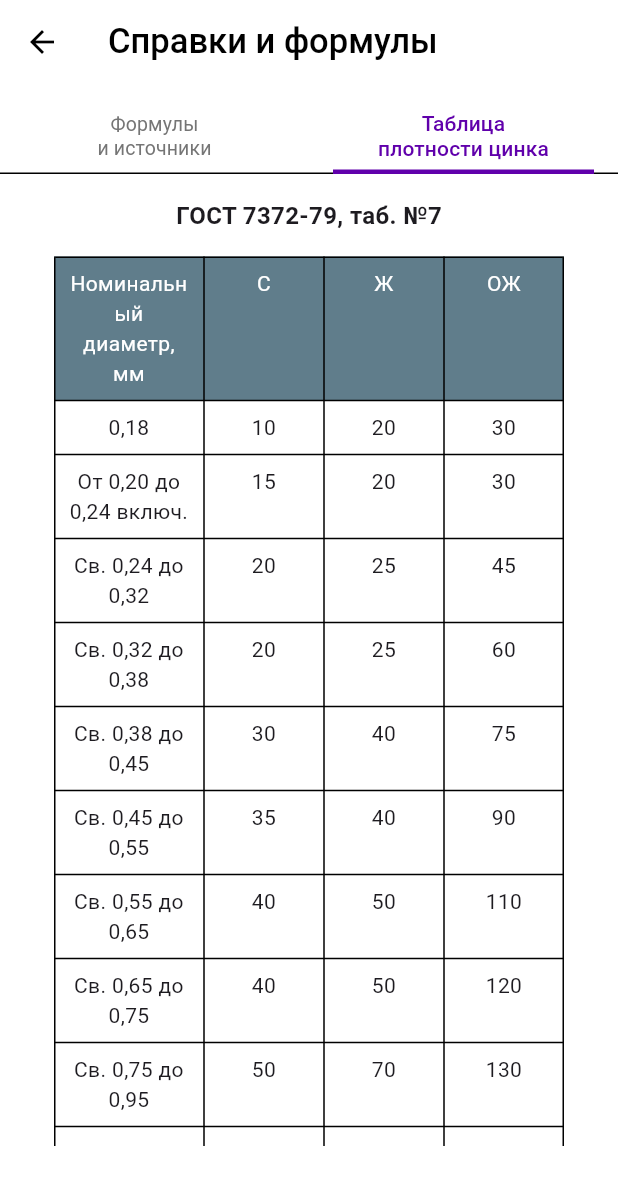
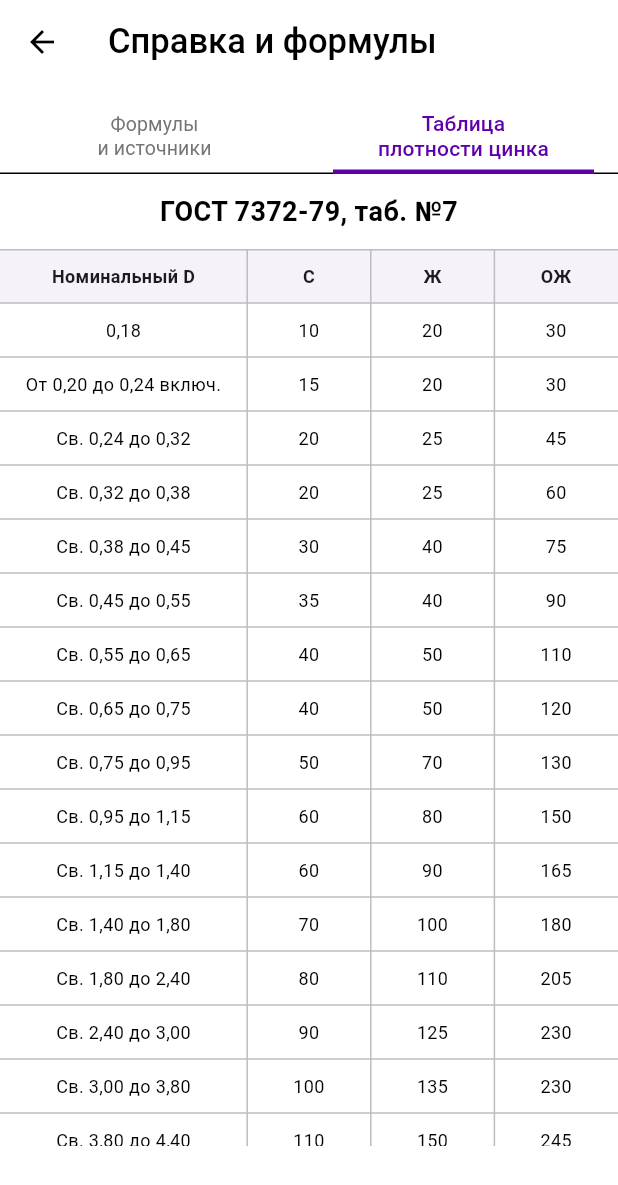
Before and after one commit to Abynarc/Dragging, a Flutter app: the ReferenceScreen screen opened directly, tab 2 chosen, on a phone screen of 412 x 824 dp. Shown: the top 1185 px of the screen. Run offline on Flutter 3.47's test engine with Material 3 defaults, Android fonts, the light colour scheme and no system bars.

Commit message:
Update main.dart
Редизайн "Таблица плотности цинка"

```diff
--- a/wire_drawing_calc/lib/main.dart
+++ b/wire_drawing_calc/lib/main.dart
@@ -258,7 +258,7 @@ class ReferenceScreen extends StatelessWidget {
       child: Scaffold(
         appBar: AppBar(
           title: Text(
-            'Справки и формулы',
+            'Справка и формулы',
             style: TextStyle(
               fontSize: 23,
               fontWeight: FontWeight.w500,
@@ -266,9 +266,7 @@ class ReferenceScreen extends StatelessWidget {
             ),
           ),
           bottom: PreferredSize(
-            preferredSize: const Size.fromHeight(
-              60,
-            ), // Увеличили высоту для двух строк
+            preferredSize: const Size.fromHeight(60),
             child: TabBar(
               indicator: UnderlineTabIndicator(
                 borderSide: BorderSide(
@@ -279,9 +277,9 @@ class ReferenceScreen extends StatelessWidget {
               labelColor: const Color(0xFF6000AB),
               unselectedLabelColor: Colors.grey[600],
               labelStyle: const TextStyle(
-                fontSize: 14, // Уменьшили для лучшей адаптивности
+                fontSize: 14,
                 fontWeight: FontWeight.w500,
-                height: 1.2, // Межстрочный интервал
+                height: 1.2,
               ),
               unselectedLabelStyle: TextStyle(
                 fontSize: 13,
@@ -500,109 +498,314 @@ class ZincDensityTableTab extends StatelessWidget {
   @override
   Widget build(BuildContext context) {
     final isDarkMode = Theme.of(context).brightness == Brightness.dark;
-
+    final textColor = isDarkMode ? Colors.white : Colors.black;
+
+    final double headerFontSize =
+        MediaQuery.of(context).size.width < 600 ? 18.0 : 20.0;
+    final double tableFontSize =
+        MediaQuery.of(context).size.width < 600 ? 12.0 : 14.0;
+    final double rowHeight =
+        MediaQuery.of(context).size.width < 600 ? 36.0 : 40.0;
+    final EdgeInsets headerPadding =
+        MediaQuery.of(context).size.width < 600
+            ? const EdgeInsets.fromLTRB(12, 12, 12, 12)
+            : const EdgeInsets.fromLTRB(16, 16, 16, 16);
+
+    final headerBgColor =
+        isDarkMode
+            ? const Color(0xFF6000AB).withOpacity(0.7)
+            : const Color(0xFFF2EDF6).withOpacity(0.7);
+
+    final rowBgColor =
+        isDarkMode
+            ? Colors.grey[900]!.withOpacity(0.0)
+            : Colors.white.withOpacity(0.0);
+
+    final borderColor = isDarkMode ? Colors.grey[700]! : Colors.grey[400]!;
+
+    return LayoutBuilder(
+      builder: (context, constraints) {
         return SingleChildScrollView(
-      padding: const EdgeInsets.all(16),
+          padding: EdgeInsets.zero,
+          child: ConstrainedBox(
+            constraints: BoxConstraints(minHeight: constraints.maxHeight),
             child: Column(
-        children: [
-          const Text(
+              mainAxisSize: MainAxisSize.min,
+              children: [
+                Padding(
+                  padding: headerPadding,
+                  child: Text(
                     'ГОСТ 7372-79, таб. №7',
-            style: TextStyle(fontSize: 16, fontWeight: FontWeight.bold),
-          ),
-          const SizedBox(height: 16),
+                    style: TextStyle(
+                      fontSize: headerFontSize,
+                      fontWeight: FontWeight.bold,
+                      color: textColor,
+                    ),
+                    textAlign: TextAlign.center,
+                  ),
+                ),
+
                 Table(
-            border: TableBorder.all(),
+                  border: TableBorder(
+                    top: BorderSide(color: borderColor, width: 1.0),
+                    bottom: BorderSide(color: borderColor, width: 1.0),
+                    horizontalInside: BorderSide(
+                      color: borderColor,
+                      width: 1.0,
+                    ),
+                    verticalInside: BorderSide(color: borderColor, width: 1.0),
+                  ),
                   columnWidths: const {
-              0: FixedColumnWidth(100),
-              1: FixedColumnWidth(80),
-              2: FixedColumnWidth(80),
-              3: FixedColumnWidth(80),
+                    0: FlexColumnWidth(2),
+                    1: FlexColumnWidth(1),
+                    2: FlexColumnWidth(1),
+                    3: FlexColumnWidth(1),
                   },
+                  defaultVerticalAlignment: TableCellVerticalAlignment.middle,
                   children: [
                     TableRow(
-                decoration: BoxDecoration(
-                  color: isDarkMode ? Colors.blueGrey[800] : Colors.blueGrey,
-                ),
-                children: [
-                  Padding(
-                    padding: const EdgeInsets.all(8),
+                      decoration: BoxDecoration(color: headerBgColor),
+                      children: [
+                        _buildHeaderCell(
+                          'Номинальный D',
+                          tableFontSize,
+                          rowHeight,
+                        ),
+                        _buildHeaderCell('C', tableFontSize, rowHeight),
+                        _buildHeaderCell('Ж', tableFontSize, rowHeight),
+                        _buildHeaderCell('ОЖ', tableFontSize, rowHeight),
+                      ],
+                    ),
+                    _buildTableRow(
+                      '0,18',
+                      '10',
+                      '20',
+                      '30',
+                      rowBgColor,
+                      textColor,
+                      tableFontSize,
+                      rowHeight,
+                    ),
+                    _buildTableRow(
+                      'От 0,20 до 0,24 включ.',
+                      '15',
+                      '20',
+                      '30',
+                      rowBgColor,
+                      textColor,
+                      tableFontSize,
+                      rowHeight,
+                    ),
+                    _buildTableRow(
+                      'Св. 0,24 до 0,32',
+                      '20',
+                      '25',
+                      '45',
+                      rowBgColor,
+                      textColor,
+                      tableFontSize,
+                      rowHeight,
+                    ),
+                    _buildTableRow(
+                      'Св. 0,32 до 0,38',
+                      '20',
+                      '25',
+                      '60',
+                      rowBgColor,
+                      textColor,
+                      tableFontSize,
+                      rowHeight,
+                    ),
+                    _buildTableRow(
+                      'Св. 0,38 до 0,45',
+                      '30',
+                      '40',
+                      '75',
+                      rowBgColor,
+                      textColor,
+                      tableFontSize,
+                      rowHeight,
+                    ),
+                    _buildTableRow(
+                      'Св. 0,45 до 0,55',
+                      '35',
+                      '40',
+                      '90',
+                      rowBgColor,
+                      textColor,
+                      tableFontSize,
+                      rowHeight,
+                    ),
+                    _buildTableRow(
+                      'Св. 0,55 до 0,65',
+                      '40',
+                      '50',
+                      '110',
+                      rowBgColor,
+                      textColor,
+                      tableFontSize,
+                      rowHeight,
+                    ),
+                    _buildTableRow(
+                      'Св. 0,65 до 0,75',
+                      '40',
+                      '50',
+                      '120',
+                      rowBgColor,
+                      textColor,
+                      tableFontSize,
+                      rowHeight,
+                    ),
+                    _buildTableRow(
+                      'Св. 0,75 до 0,95',
+                      '50',
+                      '70',
+                      '130',
+                      rowBgColor,
+                      textColor,
+                      tableFontSize,
+                      rowHeight,
+                    ),
+                    _buildTableRow(
+                      'Св. 0,95 до 1,15',
+                      '60',
+                      '80',
+                      '150',
+                      rowBgColor,
+                      textColor,
+                      tableFontSize,
+                      rowHeight,
+                    ),
+                    _buildTableRow(
+                      'Св. 1,15 до 1,40',
+                      '60',
+                      '90',
+                      '165',
+                      rowBgColor,
+                      textColor,
+                      tableFontSize,
+                      rowHeight,
+                    ),
+                    _buildTableRow(
+                      'Св. 1,40 до 1,80',
+                      '70',
+                      '100',
+                      '180',
+                      rowBgColor,
+                      textColor,
+                      tableFontSize,
+                      rowHeight,
+                    ),
+                    _buildTableRow(
+                      'Св. 1,80 до 2,40',
+                      '80',
+                      '110',
+                      '205',
+                      rowBgColor,
+                      textColor,
+                      tableFontSize,
+                      rowHeight,
+                    ),
+                    _buildTableRow(
+                      'Св. 2,40 до 3,00',
+                      '90',
+                      '125',
+                      '230',
+                      rowBgColor,
+                      textColor,
+                      tableFontSize,
+                      rowHeight,
+                    ),
+                    _buildTableRow(
+                      'Св. 3,00 до 3,80',
+                      '100',
+                      '135',
+                      '230',
+                      rowBgColor,
+                      textColor,
+                      tableFontSize,
+                      rowHeight,
+                    ),
+                    _buildTableRow(
+                      'Св. 3,80 до 4,40',
+                      '110',
+                      '150',
+                      '245',
+                      rowBgColor,
+                      textColor,
+                      tableFontSize,
+                      rowHeight,
+                    ),
+                    _buildTableRow(
+                      'Св. 4,40 до 5,10',
+                      '110',
+                      '165',
+                      '245',
+                      rowBgColor,
+                      textColor,
+                      tableFontSize,
+                      rowHeight,
+                    ),
+                  ],
+                ),
+                const SizedBox(height: 40),
+              ],
+            ),
+          ),
+        );
+      },
+    );
+  }
+
+  Widget _buildHeaderCell(String text, double fontSize, double height) {
+    return SizedBox(
+      height: height,
+      child: Center(
         child: Text(
-                      'Номинальный диаметр, мм',
-                      style: const TextStyle(color: Colors.white),
+          text,
+          style: TextStyle(fontSize: fontSize, fontWeight: FontWeight.bold),
           textAlign: TextAlign.center,
         ),
       ),
-                  Padding(
-                    padding: const EdgeInsets.all(8),
+    );
+  }
+
+  TableRow _buildTableRow(
+    String diameter,
+    String c,
+    String zh,
+    String ozh,
+    Color bgColor,
+    Color textColor,
+    double fontSize,
+    double height,
+  ) {
+    return TableRow(
+      decoration: BoxDecoration(color: bgColor),
+      children: [
+        _buildTableCell(diameter, textColor, fontSize, height),
+        _buildTableCell(c, textColor, fontSize, height),
+        _buildTableCell(zh, textColor, fontSize, height),
+        _buildTableCell(ozh, textColor, fontSize, height),
+      ],
+    );
+  }
+
+  Widget _buildTableCell(
+    String text,
+    Color textColor,
+    double fontSize,
+    double height,
+  ) {
+    return SizedBox(
+      height: height,
+      child: Center(
         child: Text(
-                      'С',
-                      style: const TextStyle(color: Colors.white),
+          text,
+          style: TextStyle(fontSize: fontSize, color: textColor),
           textAlign: TextAlign.center,
         ),
       ),
-                  Padding(
-                    padding: const EdgeInsets.all(8),
-                    child: Text(
-                      'Ж',
-                      style: const TextStyle(color: Colors.white),
-                      textAlign: TextAlign.center,
-                    ),
-                  ),
-                  Padding(
-                    padding: const EdgeInsets.all(8),
-                    child: Text(
-                      'ОЖ',
-                      style: const TextStyle(color: Colors.white),
-                      textAlign: TextAlign.center,
-                    ),
-                  ),
-                ],
-              ),
-              _buildTableRow('0,18', '10', '20', '30'),
-              _buildTableRow('От 0,20 до 0,24 включ.', '15', '20', '30'),
-              _buildTableRow('Св. 0,24 до 0,32', '20', '25', '45'),
-              _buildTableRow('Св. 0,32 до 0,38', '20', '25', '60'),
-              _buildTableRow('Св. 0,38 до 0,45', '30', '40', '75'),
-              _buildTableRow('Св. 0,45 до 0,55', '35', '40', '90'),
-              _buildTableRow('Св. 0,55 до 0,65', '40', '50', '110'),
-              _buildTableRow('Св. 0,65 до 0,75', '40', '50', '120'),
-              _buildTableRow('Св. 0,75 до 0,95', '50', '70', '130'),
-              _buildTableRow('Св. 0,95 до 1,15', '60', '80', '150'),
-              _buildTableRow('Св. 1,15 до 1,40', '60', '90', '165'),
-              _buildTableRow('Св. 1,40 до 1,80', '70', '100', '180'),
-              _buildTableRow('Св. 1,80 до 2,40', '80', '110', '205'),
-              _buildTableRow('Св. 2,40 до 3,00', '90', '125', '230'),
-              _buildTableRow('Св. 3,00 до 3,80', '100', '135', '230'),
-              _buildTableRow('Св. 3,80 до 4,40', '110', '150', '245'),
-              _buildTableRow('Св. 4,40 до 5,10', '110', '165', '245'),
-            ],
-          ),
-          const SizedBox(height: 40),
-        ],
-      ),
-    );
-  }
-
-  TableRow _buildTableRow(String diameter, String c, String zh, String ozh) {
-    return TableRow(
-      children: [
-        Padding(
-          padding: const EdgeInsets.all(8),
-          child: Text(diameter, textAlign: TextAlign.center),
-        ),
-        Padding(
-          padding: const EdgeInsets.all(8),
-          child: Text(c, textAlign: TextAlign.center),
-        ),
-        Padding(
-          padding: const EdgeInsets.all(8),
-          child: Text(zh, textAlign: TextAlign.center),
-        ),
-        Padding(
-          padding: const EdgeInsets.all(8),
-          child: Text(ozh, textAlign: TextAlign.center),
-        ),
-      ],
     );
   }
 }
@@ -621,38 +824,29 @@ class _RouteCalculationScreenState extends State<RouteCalculationScreen> {
   );
   final List<double> _reductions = List.filled(15, 0);
 
-  // Настройки размеров (адаптивные)
   double get blockWidth => MediaQuery.of(context).size.width * 0.9;
   double get blockPadding => 12.0;
   double get blockSpacing => 12.0;
 
-  // Шрифты
   static const double workpieceFontSize = 18.0;
   static const FontWeight workpieceFontWeight = FontWeight.normal;
   static const double blockTitleFontSize = 16.0;
-  static const double inputFontSize = 16.0; // Общий размер для всех полей ввода
+  static const double inputFontSize = 16.0;
   static const double reductionFontSize = 17.0;
 
-  // Размеры полей (адаптивные)
   double get workpieceInputWidth => blockWidth * 0.35;
   double get blockInputWidth => blockWidth * 0.45;
-  double get underlineWidth =>
-      blockWidth * 0.45; // Подчеркивание пропорционально
-
-  // Границы
+  double get underlineWidth => blockWidth * 0.45;
+
   static const Color blockBorderColor = Color.fromARGB(255, 212, 214, 221);
   static const double blockBorderWidth = 1.5;
   static const double blockBorderRadius = 15.0;
 
-  // Подчеркивание
   static const Color underlineColor = Color.fromARGB(255, 212, 214, 221);
   static const double underlineHeight = 1.5;
 
-  // Цвета
   static const Color lightWorkpieceTitleColor = Colors.black;
-  static const Color lightInputTextColor = Color(
-    0xFF6000AB,
-  ); // Общий цвет для ввода
+  static const Color lightInputTextColor = Color(0xFF6000AB);
   static const Color lightBlockTitleColor = Colors.black;
   static const Color lightReductionColor = Color(0xFF6000AB);
 
@@ -661,7 +855,6 @@ class _RouteCalculationScreenState extends State<RouteCalculationScreen> {
   static const Color darkBlockTitleColor = Colors.white;
   static const Color darkReductionColor = Color.fromARGB(255, 166, 49, 255);
 
-  // AppBar
   static const double appBarTitleSpacing = 10.0;
   static const Color appBarColorLight = Colors.white;
   static const Color appBarColorDark = Color(0xFF121212);
@@ -670,14 +863,12 @@ class _RouteCalculationScreenState extends State<RouteCalculationScreen> {
   static const Color appBarIconColorLight = Colors.black;
   static const Color appBarIconColorDark = Colors.white;
 
-  // Стиль ввода (общий для всех полей)
   TextStyle getInputTextStyle(bool isDarkMode) => TextStyle(
     fontSize: inputFontSize,
     color: isDarkMode ? darkInputTextColor : lightInputTextColor,
     fontWeight: FontWeight.bold,
   );
 
-  // Стиль подсказки
   TextStyle getHintTextStyle(bool isDarkMode) => TextStyle(
     fontWeight: FontWeight.normal,
     color: (isDarkMode ? darkInputTextColor : lightInputTextColor).withOpacity(
@@ -722,7 +913,6 @@ class _RouteCalculationScreenState extends State<RouteCalculationScreen> {
   Widget build(BuildContext context) {
     final bool isDarkMode = Theme.of(context).brightness == Brightness.dark;
 
-    // Цвета для AppBar
     final Color appBarColor = isDarkMode ? appBarColorDark : appBarColorLight;
     final Color appBarTextColor =
         isDarkMode ? appBarTextColorDark : appBarTextColorLight;
@@ -755,7 +945,6 @@ class _RouteCalculationScreenState extends State<RouteCalculationScreen> {
                 width: blockWidth,
                 child: Column(
                   children: [
-                    // Заготовка
                     Padding(
                       padding: EdgeInsets.all(blockPadding),
                       child: Row(
@@ -806,7 +995,6 @@ class _RouteCalculationScreenState extends State<RouteCalculationScreen> {
                     ),
                     SizedBox(height: blockSpacing),
 
-                    // Блоки 1-15
                     for (int i = 1; i < 16; i++) ...[
                       Container(
                         padding: EdgeInsets.all(blockPadding),
@@ -933,7 +1121,6 @@ class _LinearRouteScreenState extends State<LinearRouteScreen> {
 
   final ScrollController _scrollController = ScrollController();
 
-  // Переменные для адаптивного дизайна
   late double screenWidth;
   late double screenHeight;
   late bool isSmallScreen;
@@ -996,7 +1183,6 @@ class _LinearRouteScreenState extends State<LinearRouteScreen> {
     super.dispose();
   }
 
-  // Адаптивные размеры
   double get adaptiveTitleSize =>
       isSmallScreen
           ? 24
@@ -1692,8 +1878,7 @@ class _ZincCalculationScreenState extends State<ZincCalculationScreen> {
   final FocusNode _rawFocusNode = FocusNode();
   final FocusNode _finalFocusNode = FocusNode();
 
-  // Настройки для кнопок групп цинка
-  final double _groupButtonBorderWidth = 1.0; // Толщина обводки при выборе
+  final double _groupButtonBorderWidth = 1.0;
   final Color _groupButtonSelectedColor = const Color(0x666000AB);
   final Color _groupButtonBorderColor = Color(0xFF6000AB);
 
@@ -1862,7 +2047,6 @@ class _ZincCalculationScreenState extends State<ZincCalculationScreen> {
   }
 
   void _calculate() {
-    // Скрываем клавиатуру
     FocusScope.of(context).unfocus();
 
     setState(() {
@@ -1912,7 +2096,6 @@ class _ZincCalculationScreenState extends State<ZincCalculationScreen> {
   }
 
   void _reset() {
-    // Скрываем клавиатуру
     FocusScope.of(context).unfocus();
 
     setState(() {
@@ -1930,7 +2113,6 @@ class _ZincCalculationScreenState extends State<ZincCalculationScreen> {
     final isDarkMode = theme.brightness == Brightness.dark;
     final borderColor = isDarkMode ? Colors.grey[400] : Colors.grey[600];
 
-    // Настройки для информационного блока
     final infoBackgroundColor =
         isDarkMode
             ? const Color(0xFF2D2D2D).withOpacity(0.8)
@@ -1938,7 +2120,6 @@ class _ZincCalculationScreenState extends State<ZincCalculationScreen> {
     final infoTextColor =
         isDarkMode ? Colors.white.withOpacity(0.9) : Colors.black;
 
-    // Адаптивные размеры
     final screenWidth = MediaQuery.of(context).size.width;
     final isSmallScreen = screenWidth < 360;
     final isMediumScreen = screenWidth >= 360 && screenWidth < 600;
```
Lines whose indentation alone changed are shown as unchanged.
